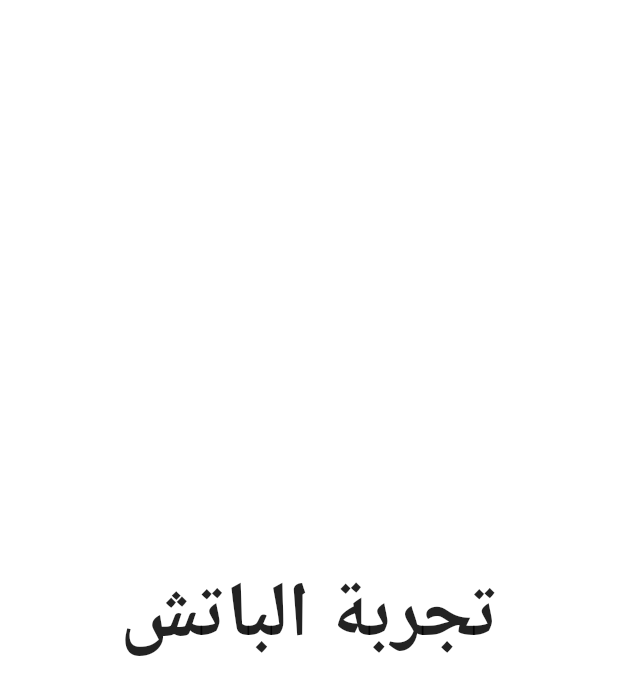
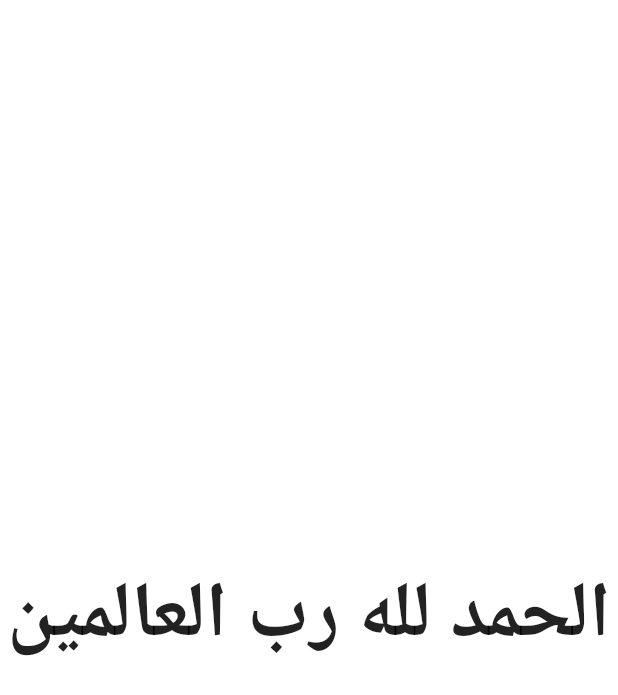
Before and after one commit to montaga01/alrafeeg-chat, a Flutter app: the screen it shows after launch, on a phone screen of 412 x 824 dp. Shown: the top 695 px of the screen. Run offline on Flutter 3.47's test engine with Material 3 defaults, Android fonts, the phone set to English and light mode, and no system bars.

Commit message:
الحمد لله رب العلمين

```diff
--- a/lib/main.dart
+++ b/lib/main.dart
@@ -15,7 +15,7 @@ class MyApp extends StatelessWidget {
         backgroundColor: Colors.white,
         body: Center(
           child: Text(
-            'تجربة الباتش',
+            'الحمد لله رب العالمين',
             style: const TextStyle(
               fontSize: 52,
               fontWeight: FontWeight.bold,
```
